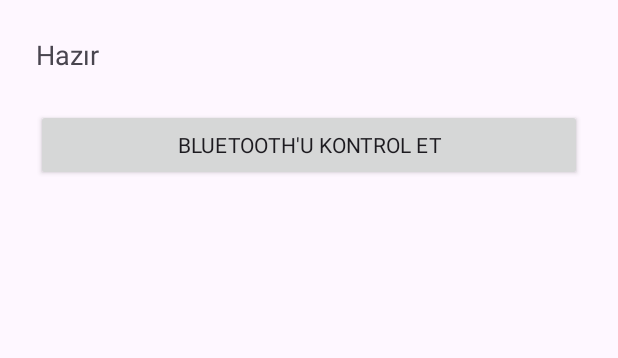
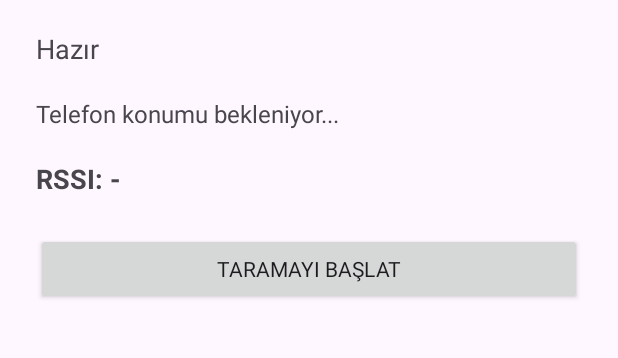
Before and after one commit to ahmetmfour/deneme3, an Android app: the screen it shows after launch (MainActivity), on a phone screen of 412 x 824 dp, the part 93-451 px from its top. Run offline under Robolectric (Android 15) with nearby library versions, the phone set to English and light mode, and no system bars.

Commit message:
Update activity_main.xml

```diff
--- a/app/src/main/res/layout/activity_main.xml
+++ b/app/src/main/res/layout/activity_main.xml
@@ -1,3 +1,4 @@
+
 <?xml version="1.0" encoding="utf-8"?>
 <LinearLayout xmlns:android="http://schemas.android.com/apk/res/android"
     android:layout_width="match_parent"
@@ -16,15 +17,32 @@
         android:id="@+id/statusText"
         android:layout_width="match_parent"
         android:layout_height="wrap_content"
-        android:layout_marginTop="24dp"
+        android:layout_marginTop="20dp"
         android:text="Hazır"
         android:textSize="18sp" />
+
+    <TextView
+        android:id="@+id/locationText"
+        android:layout_width="match_parent"
+        android:layout_height="wrap_content"
+        android:layout_marginTop="20dp"
+        android:text="Telefon konumu bekleniyor..."
+        android:textSize="16sp" />
+
+    <TextView
+        android:id="@+id/signalText"
+        android:layout_width="match_parent"
+        android:layout_height="wrap_content"
+        android:layout_marginTop="20dp"
+        android:text="RSSI: -"
+        android:textSize="18sp"
+        android:textStyle="bold" />
 
     <Button
         android:id="@+id/scanButton"
         android:layout_width="match_parent"
         android:layout_height="wrap_content"
         android:layout_marginTop="24dp"
-        android:text="Bluetooth'u Kontrol Et" />
+        android:text="TARAMAYI BAŞLAT" />
 
 </LinearLayout>
```
